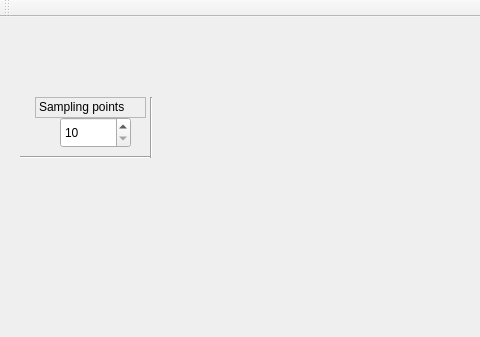
Old version of the form mainwindow.ui in the repository orsosa/telescope_app; both pictures show x 0 to 480 and y 0 to 337 of the 1024 by 768 pixel window.
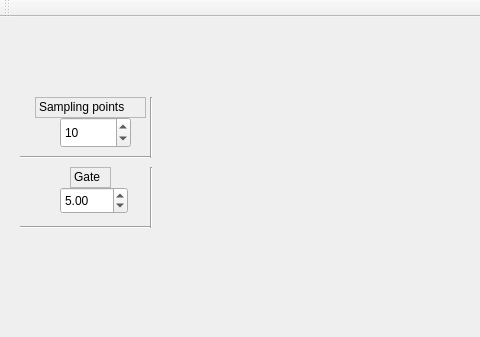
New version of the form. Custom widgets are drawn as their Qt base class.

What changed in the file:
```diff
--- a/mainwindow.ui
+++ b/mainwindow.ui
@@ -14,16 +14,6 @@
    <string>MainWindow</string>
   </property>
   <widget class="QWidget" name="centralWidget">
-   <widget class="TQtWidget" name="root_widget" native="true">
-    <property name="geometry">
-     <rect>
-      <x>180</x>
-      <y>0</y>
-      <width>800</width>
-      <height>600</height>
-     </rect>
-    </property>
-   </widget>
    <widget class="QSpinBox" name="samplesIn">
     <property name="geometry">
      <rect>
@@ -34,10 +24,10 @@
      </rect>
     </property>
     <property name="minimum">
-     <number>10</number>
+     <number>3</number>
     </property>
     <property name="maximum">
-     <number>99</number>
+     <number>500</number>
     </property>
     <property name="singleStep">
      <number>1</number>
@@ -97,6 +87,86 @@
      <enum>Qt::Horizontal</enum>
     </property>
    </widget>
+   <widget class="QCustomPlot" name="gFreqTime" native="true">
+    <property name="geometry">
+     <rect>
+      <x>160</x>
+      <y>30</y>
+      <width>800</width>
+      <height>600</height>
+     </rect>
+    </property>
+   </widget>
+   <widget class="Line" name="line_3">
+    <property name="geometry">
+     <rect>
+      <x>20</x>
+      <y>200</y>
+      <width>131</width>
+      <height>20</height>
+     </rect>
+    </property>
+    <property name="orientation">
+     <enum>Qt::Horizontal</enum>
+    </property>
+   </widget>
+   <widget class="QLabel" name="label_2">
+    <property name="geometry">
+     <rect>
+      <x>70</x>
+      <y>150</y>
+      <width>41</width>
+      <height>21</height>
+     </rect>
+    </property>
+    <property name="frameShape">
+     <enum>QFrame::StyledPanel</enum>
+    </property>
+    <property name="frameShadow">
+     <enum>QFrame::Plain</enum>
+    </property>
+    <property name="lineWidth">
+     <number>1</number>
+    </property>
+    <property name="text">
+     <string>Gate</string>
+    </property>
+    <property name="textFormat">
+     <enum>Qt::RichText</enum>
+    </property>
+   </widget>
+   <widget class="Line" name="line_4">
+    <property name="geometry">
+     <rect>
+      <x>150</x>
+      <y>150</y>
+      <width>3</width>
+      <height>61</height>
+     </rect>
+    </property>
+    <property name="orientation">
+     <enum>Qt::Vertical</enum>
+    </property>
+   </widget>
+   <widget class="QDoubleSpinBox" name="gateIn">
+    <property name="geometry">
+     <rect>
+      <x>60</x>
+      <y>170</y>
+      <width>68</width>
+      <height>27</height>
+     </rect>
+    </property>
+    <property name="minimum">
+     <double>3.000000000000000</double>
+    </property>
+    <property name="maximum">
+     <double>100.000000000000000</double>
+    </property>
+    <property name="value">
+     <double>5.000000000000000</double>
+    </property>
+   </widget>
   </widget>
   <widget class="QMenuBar" name="menuBar">
    <property name="geometry">
@@ -104,7 +174,7 @@
      <x>0</x>
      <y>0</y>
      <width>1024</width>
-     <height>27</height>
+     <height>25</height>
     </rect>
    </property>
   </widget>
@@ -121,9 +191,9 @@
  <layoutdefault spacing="6" margin="11"/>
  <customwidgets>
   <customwidget>
-   <class>TQtWidget</class>
+   <class>QCustomPlot</class>
    <extends>QWidget</extends>
-   <header location="global">TQtWidget.h</header>
+   <header>qcustomplot.h</header>
    <container>1</container>
   </customwidget>
  </customwidgets>
```
